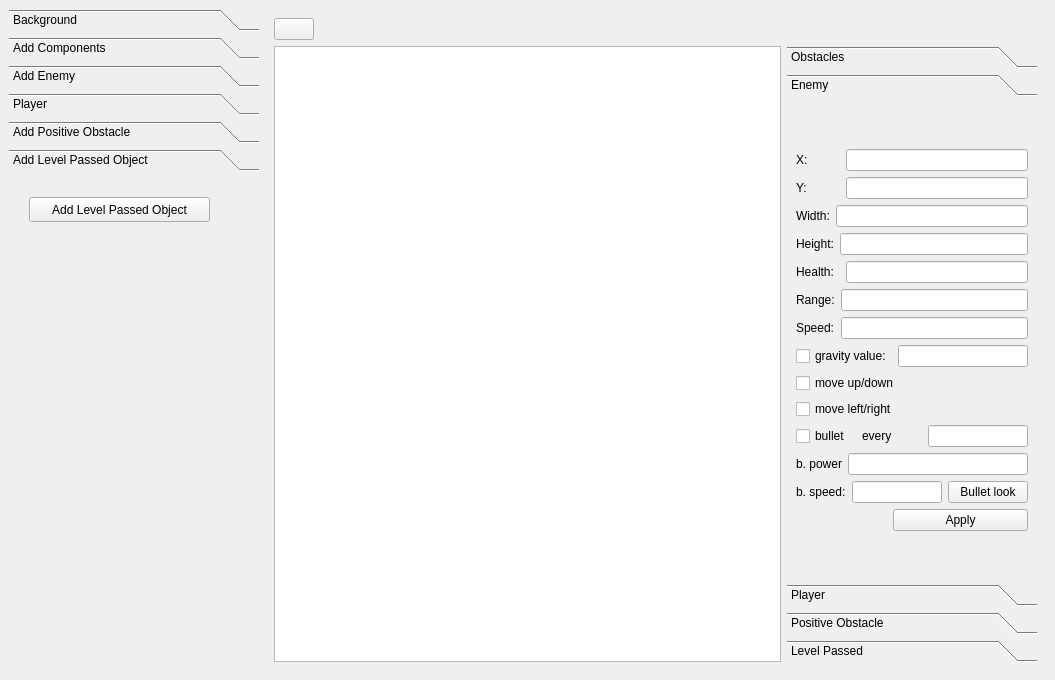
Qt form src/RS_game_engine/mainwindow.ui (MATF-RS20/RS017-qtgameengine) before a commit.
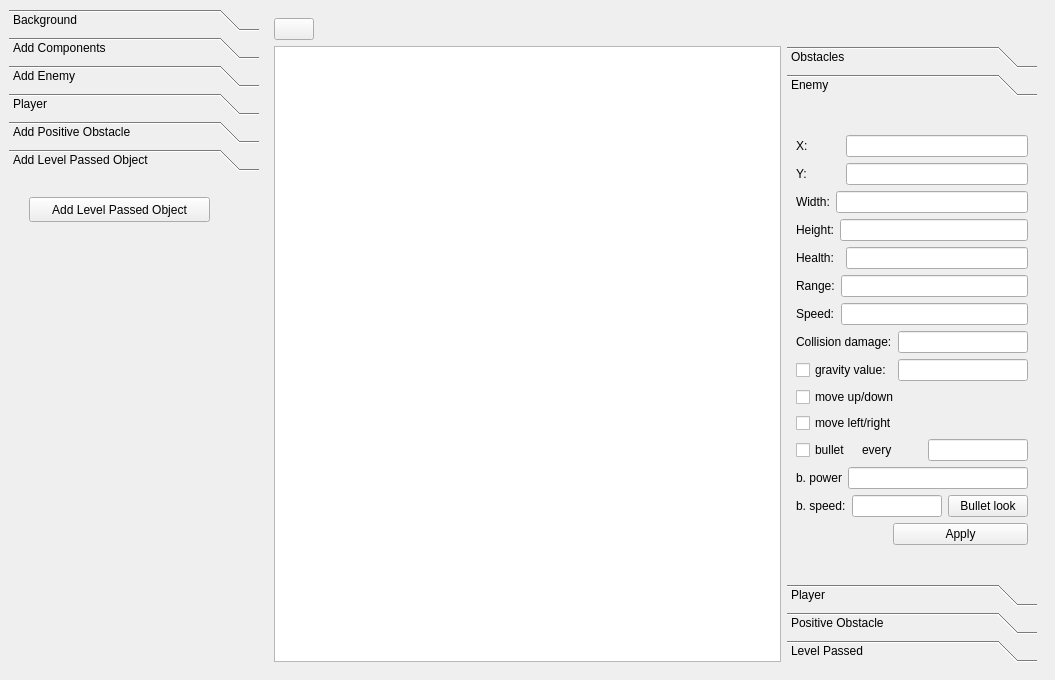
The same form after that commit. Icons and pictures are not drawn.

Patch:
```diff
--- a/src/RS_game_engine/mainwindow.ui
+++ b/src/RS_game_engine/mainwindow.ui
@@ -388,7 +388,7 @@
             <x>0</x>
             <y>0</y>
             <width>236</width>
-            <height>468</height>
+            <height>501</height>
            </rect>
           </property>
           <attribute name="label">
@@ -519,6 +519,20 @@
                </item>
               </layout>
              </item>
+             <item>
+              <layout class="QHBoxLayout" name="horizontalLayout_42">
+               <item>
+                <widget class="QLabel" name="label_34">
+                 <property name="text">
+                  <string>Collision damage:</string>
+                 </property>
+                </widget>
+               </item>
+               <item>
+                <widget class="QLineEdit" name="leEnemyCollisionDamage"/>
+               </item>
+              </layout>
+             </item>
              <item>
               <layout class="QHBoxLayout" name="horizontalLayout_28">
                <item>
```
Left out of the diff: 58 changed lines with no effect on the pictures.
